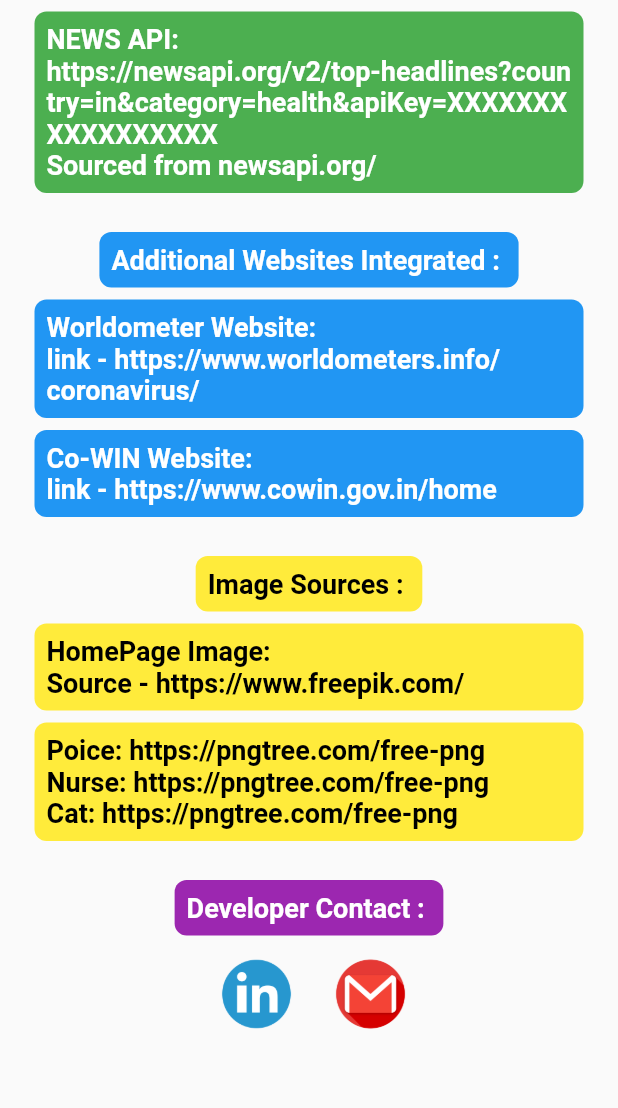
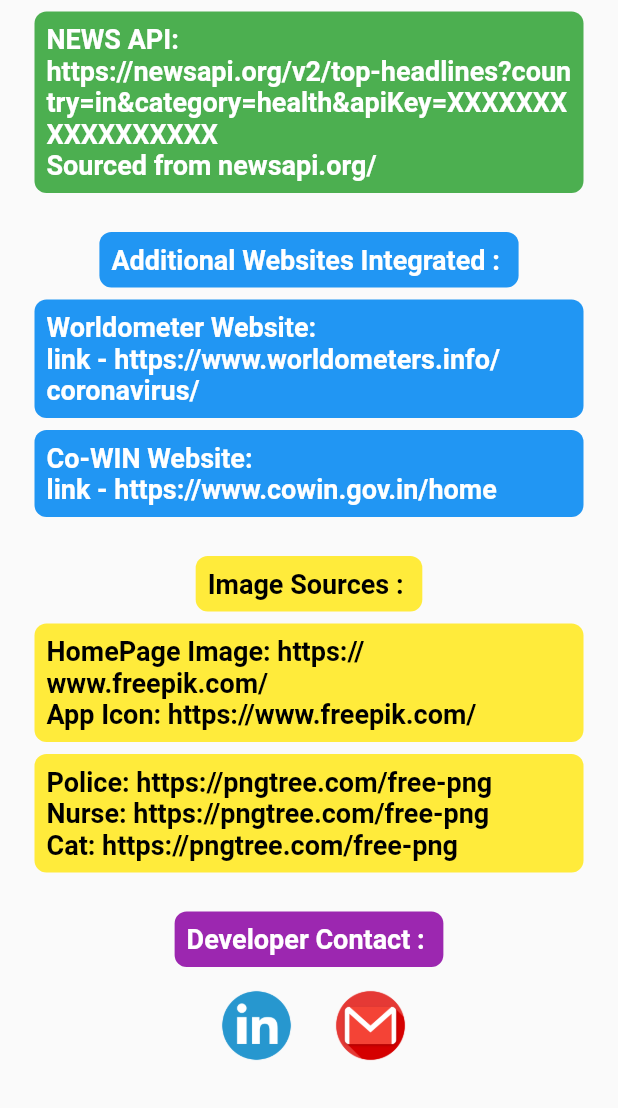
Before and after one commit to sachin161kr/Covi-Help, a Flutter app: the About screen opened directly, scrolled down 499 dp, on a phone screen of 412 x 824 dp, the part 128-1236 px from its top. Run offline on Flutter 3.47's test engine with Material 2 defaults, Android fonts, the light colour scheme and no system bars.

Commit message:
icon added

```diff
--- a/lib/about.dart
+++ b/lib/about.dart
@@ -216,7 +216,7 @@
                       color: Colors.yellow),
                   padding: EdgeInsets.all(8),
                   child: Text(
-                    'HomePage Image: \nSource - https://www.freepik.com/',
+                    'HomePage Image: https://www.freepik.com/\nApp Icon: https://www.freepik.com/',
                     style: TextStyle(
                         fontSize: 18,
                         fontWeight: FontWeight.bold,
@@ -238,7 +238,7 @@
                       color: Colors.yellow),
                   padding: EdgeInsets.all(8),
                   child: Text(
-                    'Poice: https://pngtree.com/free-png\nNurse: https://pngtree.com/free-png\nCat: https://pngtree.com/free-png',
+                    'Police: https://pngtree.com/free-png\nNurse: https://pngtree.com/free-png\nCat: https://pngtree.com/free-png',
                     style: TextStyle(
                         fontSize: 18,
                         fontWeight: FontWeight.bold,
```
Also changed, not shown: 5 other files.
